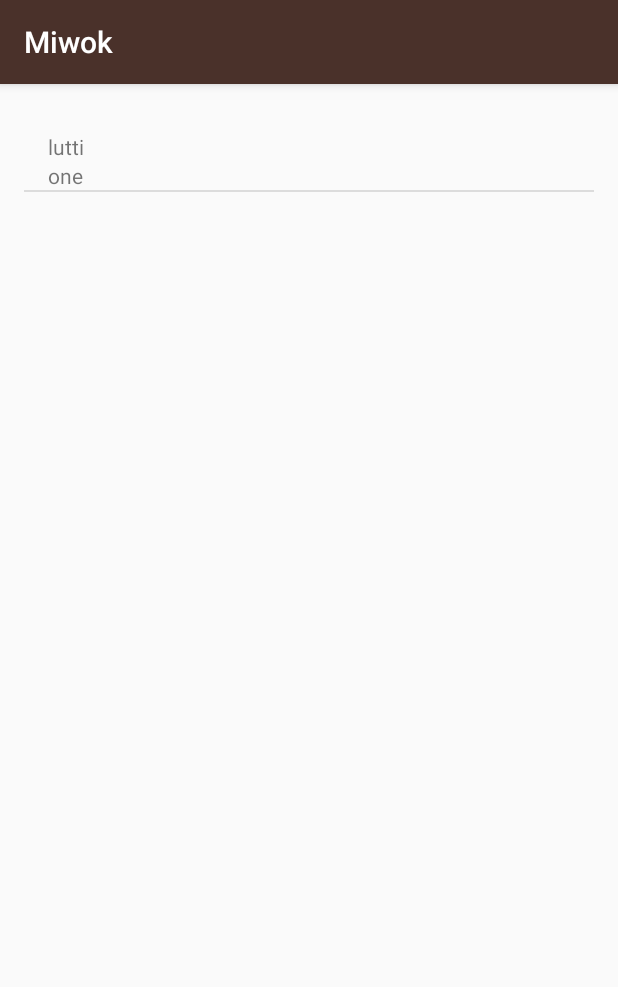
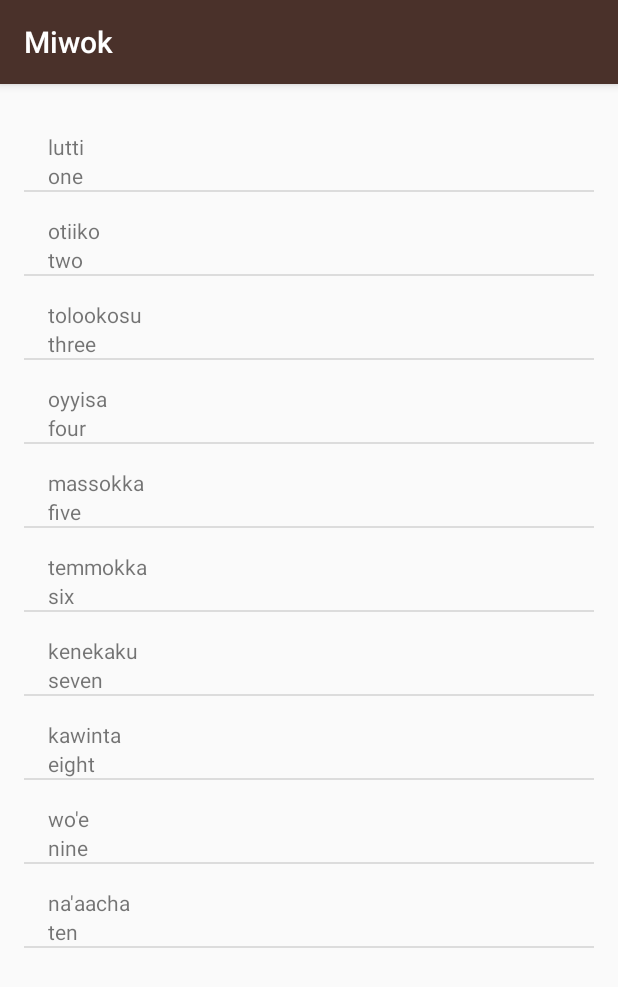
Before and after one commit to oaris/Miwok-App, an Android app: the NumbersActivity screen opened directly, with no data from a screen before it, on a phone screen of 412 x 824 dp. Shown: the top 987 px of the screen. Run offline under Robolectric (Android 15) with nearby library versions, the phone set to English and light mode, and no system bars.

Commit message:
Adds remaining numbers to (2-10) to list

```diff
--- a/app/src/main/java/com/example/android/miwok/NumbersActivity.java
+++ b/app/src/main/java/com/example/android/miwok/NumbersActivity.java
@@ -17,6 +17,15 @@ public class NumbersActivity extends AppCompatActivity {
         ArrayList<Word> words = new ArrayList<Word>();
 
         words.add(new Word("one", "lutti"));
+        words.add(new Word("two", "otiiko"));
+        words.add(new Word("three", "tolookosu"));
+        words.add(new Word("four", "oyyisa"));
+        words.add(new Word("five", "massokka"));
+        words.add(new Word("six", "temmokka"));
+        words.add(new Word("seven", "kenekaku"));
+        words.add(new Word("eight", "kawinta"));
+        words.add(new Word("nine", "wo'e"));
+        words.add(new Word("ten", "na'aacha"));
 
 
 //        words.add("two");
```
